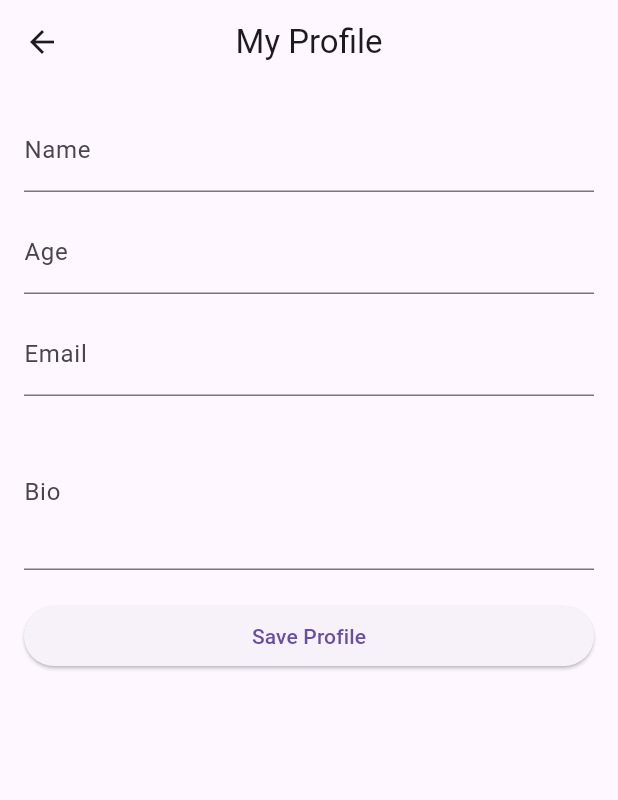
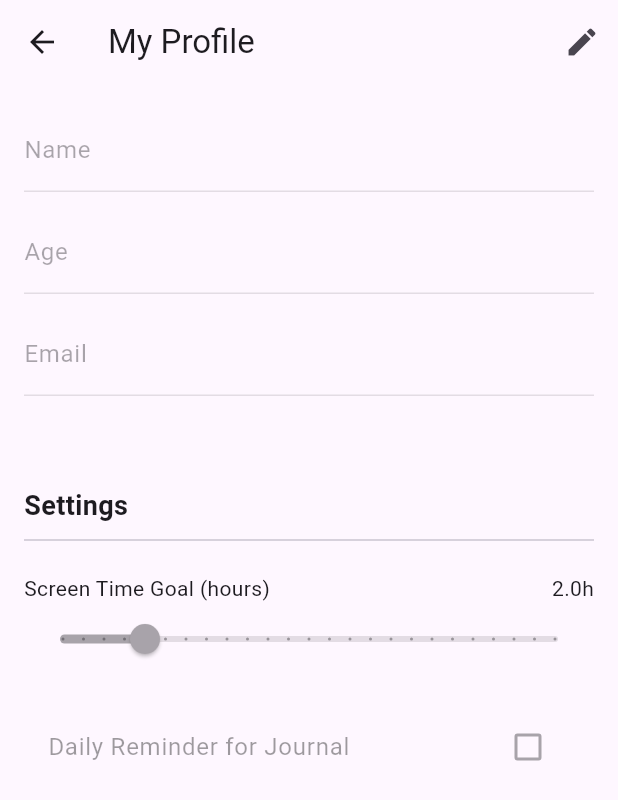
Before and after one commit to lalitshankarch/serene, a Flutter app: the ProfileScreen screen opened directly, on a phone screen of 412 x 824 dp. Shown: the top 800 px of the screen. Run offline on Flutter 3.47's test engine with Material 3 defaults, Android fonts, the phone set to English and light mode, and no system bars; our stand-ins replace flutter_local_notifications, flutter_svg, hive, hive_flutter, permission_handler, timezone; missing offline and left inert: sentiment_dart, usage_stats; accounts and stored records are empty.

Commit message:
profile page

```diff
--- a/lib/main.dart
+++ b/lib/main.dart
@@ -2,7 +2,6 @@ import 'package:flutter/material.dart';
 import 'package:hive_flutter/hive_flutter.dart';
 import 'package:timezone/data/latest_all.dart' as tz;
 import 'package:usage_stats/usage_stats.dart';
-
 import 'src/journal/journal_model.dart';
 import 'src/journal/journal_screen.dart';
 import 'src/journal/journal_service.dart';
@@ -14,6 +13,9 @@ import 'util/data_list.dart';
 import 'widgets/category_list.dart';
 import 'widgets/goal_widget.dart';
 import 'widgets/total_time_card.dart';
+import 'src/settings/settings_model.dart';
+import 'src/settings/settings_service.dart';
+
 
 Future<void> main() async {
   WidgetsFlutterBinding.ensureInitialized();
@@ -30,6 +32,11 @@ Future<void> main() async {
     Hive.registerAdapter(ProfileAdapter());
   }
 
+  if (!Hive.isAdapterRegistered(2)) {
+    Hive.registerAdapter(SettingsAdapter());
+  }
+
+  await SettingsService.init();
   // Init services
   await JournalService.init();
   await ProfileService.init();
--- a/lib/src/profile/profile_screen.dart
+++ b/lib/src/profile/profile_screen.dart
@@ -2,6 +2,8 @@ import 'package:flutter/material.dart';
 import 'package:hive/hive.dart';
 import 'package:hive_flutter/hive_flutter.dart';
 import '../profile/profile_model.dart';
+import '../settings/settings_model.dart';
+import '../settings/settings_service.dart';
 
 class ProfileScreen extends StatefulWidget {
   const ProfileScreen({Key? key}) : super(key: key);
@@ -15,14 +17,22 @@ class _ProfileScreenState extends State<ProfileScreen> {
   final _nameController = TextEditingController();
   final _ageController = TextEditingController();
   final _emailController = TextEditingController();
-  final _bioController = TextEditingController();
+
+  bool _isEditing = false;
+
+  // Settings
+  double _screenTimeGoal = 2; // default 2 hours
+  bool _dailyReminderEnabled = false;
+  TimeOfDay _reminderTime = const TimeOfDay(hour: 8, minute: 0);
 
   Box<Profile>? _profileBox;
+  Settings? _settings;
 
   @override
   void initState() {
     super.initState();
     _loadProfile();
+    _loadSettings();
   }
 
   Future<void> _loadProfile() async {
@@ -33,7 +43,6 @@ class _ProfileScreenState extends State<ProfileScreen> {
         _nameController.text = profile.name;
         _ageController.text = profile.age.toString();
         _emailController.text = profile.email;
-        _bioController.text = profile.bio ?? '';
       }
     }
     setState(() {});
@@ -45,7 +54,6 @@ class _ProfileScreenState extends State<ProfileScreen> {
         name: _nameController.text.trim(),
         age: int.tryParse(_ageController.text.trim()) ?? 0,
         email: _emailController.text.trim(),
-        bio: _bioController.text.trim(),
       );
 
       if (_profileBox!.isEmpty) {
@@ -54,9 +62,49 @@ class _ProfileScreenState extends State<ProfileScreen> {
         await _profileBox!.putAt(0, profile);
       }
 
+      setState(() => _isEditing = false);
+
       ScaffoldMessenger.of(context).showSnackBar(
         const SnackBar(content: Text("Profile saved successfully")),
       );
+    }
+  }
+
+  Future<void> _loadSettings() async {
+    _settings = SettingsService.getSettings();
+    setState(() {
+      _screenTimeGoal = _settings!.screenTimeGoal;
+      _dailyReminderEnabled = _settings!.dailyReminderEnabled;
+      _reminderTime = TimeOfDay(
+        hour: _settings!.reminderHour,
+        minute: _settings!.reminderMinute,
+      );
+    });
+  }
+
+  Future<void> _saveSettings() async {
+    if (_settings != null) {
+      _settings!
+        ..screenTimeGoal = _screenTimeGoal
+        ..dailyReminderEnabled = _dailyReminderEnabled
+        ..reminderHour = _reminderTime.hour
+        ..reminderMinute = _reminderTime.minute;
+
+      await SettingsService.saveSettings(_settings!);
+
+      ScaffoldMessenger.of(context).showSnackBar(
+        const SnackBar(content: Text("Settings saved successfully")),
+      );
+    }
+  }
+
+  Future<void> _pickReminderTime() async {
+    final TimeOfDay? picked = await showTimePicker(
+      context: context,
+      initialTime: _reminderTime,
+    );
+    if (picked != null) {
+      setState(() => _reminderTime = picked);
     }
   }
 
@@ -65,17 +113,28 @@ class _ProfileScreenState extends State<ProfileScreen> {
     return Scaffold(
       appBar: AppBar(
         title: const Text("My Profile"),
-        centerTitle: true,
+        actions: [
+          IconButton(
+            icon: Icon(_isEditing ? Icons.close : Icons.edit),
+            onPressed: () {
+              setState(() => _isEditing = !_isEditing);
+            },
+          )
+        ],
       ),
       body: Padding(
         padding: const EdgeInsets.all(16.0),
-        child: Form(
+        child: ListView(
+          children: [
+            // Profile Form
+            Form(
               key: _formKey,
-          child: ListView(
+              child: Column(
                 children: [
                   TextFormField(
                     controller: _nameController,
                     decoration: const InputDecoration(labelText: "Name"),
+                    enabled: _isEditing,
                     validator: (val) =>
                         val == null || val.isEmpty ? "Enter your name" : null,
                   ),
@@ -84,6 +143,7 @@ class _ProfileScreenState extends State<ProfileScreen> {
                     controller: _ageController,
                     keyboardType: TextInputType.number,
                     decoration: const InputDecoration(labelText: "Age"),
+                    enabled: _isEditing,
                     validator: (val) =>
                         val == null || val.isEmpty ? "Enter your age" : null,
                   ),
@@ -92,16 +152,12 @@ class _ProfileScreenState extends State<ProfileScreen> {
                     controller: _emailController,
                     keyboardType: TextInputType.emailAddress,
                     decoration: const InputDecoration(labelText: "Email"),
+                    enabled: _isEditing,
                     validator: (val) =>
                         val == null || val.isEmpty ? "Enter your email" : null,
                   ),
-              const SizedBox(height: 12),
-              TextFormField(
-                controller: _bioController,
-                decoration: const InputDecoration(labelText: "Bio"),
-                maxLines: 3,
-              ),
                   const SizedBox(height: 20),
+                  if (_isEditing)
                     ElevatedButton(
                       onPressed: _saveProfile,
                       child: const Text("Save Profile"),
@@ -109,6 +165,62 @@ class _ProfileScreenState extends State<ProfileScreen> {
                 ],
               ),
             ),
+
+            const SizedBox(height: 40),
+            // Settings Section
+            const Text(
+              "Settings",
+              style: TextStyle(fontSize: 18, fontWeight: FontWeight.bold),
+            ),
+            const Divider(height: 20, thickness: 1),
+            const SizedBox(height: 12),
+            // Screen Time Goal
+            Row(
+              mainAxisAlignment: MainAxisAlignment.spaceBetween,
+              children: [
+                const Text("Screen Time Goal (hours)"),
+                Text("${_screenTimeGoal.toStringAsFixed(1)}h"),
+              ],
+            ),
+            Slider(
+              value: _screenTimeGoal,
+              min: 0,
+              max: 12,
+              divisions: 24,
+              label: "${_screenTimeGoal.toStringAsFixed(1)}h",
+              onChanged: _isEditing
+                  ? (val) {
+                      setState(() => _screenTimeGoal = val);
+                    }
+                  : null,
+            ),
+            const SizedBox(height: 20),
+            // Daily Reminder
+            CheckboxListTile(
+              title: const Text("Daily Reminder for Journal"),
+              value: _dailyReminderEnabled,
+              onChanged: _isEditing
+                  ? (val) {
+                      setState(() => _dailyReminderEnabled = val ?? false);
+                    }
+                  : null,
+            ),
+            if (_dailyReminderEnabled)
+              ListTile(
+                title: const Text("Reminder Time"),
+                subtitle: Text(_reminderTime.format(context)),
+                trailing: const Icon(Icons.access_time),
+                onTap: _isEditing ? _pickReminderTime : null,
+              ),
+            if (_isEditing)
+              const SizedBox(height: 20),
+            if (_isEditing)
+              ElevatedButton(
+                onPressed: _saveSettings,
+                child: const Text("Save Settings"),
+              ),
+          ],
+        ),
       ),
     );
   }
--- /dev/null
+++ b/lib/src/settings/settings_model.dart
@@ -0,0 +1,25 @@
+import 'package:hive/hive.dart';
+
+part 'settings_model.g.dart'; // Hive will generate this
+
+@HiveType(typeId: 2) // unique typeId
+class Settings extends HiveObject {
+  @HiveField(0)
+  double screenTimeGoal;
+
+  @HiveField(1)
+  bool dailyReminderEnabled;
+
+  @HiveField(2)
+  int reminderHour;
+
+  @HiveField(3)
+  int reminderMinute;
+
+  Settings({
+    required this.screenTimeGoal,
+    required this.dailyReminderEnabled,
+    required this.reminderHour,
+    required this.reminderMinute,
+  });
+}
--- /dev/null
+++ b/lib/src/settings/settings_service.dart
@@ -0,0 +1,26 @@
+import 'package:hive/hive.dart';
+import 'settings_model.dart';
+
+class SettingsService {
+  static late Box<Settings> _box;
+
+  static Future<void> init() async {
+    _box = await Hive.openBox<Settings>('settingsBox');
+    if (_box.isEmpty) {
+      await _box.add(Settings(
+        screenTimeGoal: 2,
+        dailyReminderEnabled: false,
+        reminderHour: 8,
+        reminderMinute: 0,
+      ));
+    }
+  }
+
+  static Settings getSettings() {
+    return _box.getAt(0)!;
+  }
+
+  static Future<void> saveSettings(Settings settings) async {
+    await _box.putAt(0, settings);
+  }
+}
```
Also changed, not shown: lib/src/settings/settings_model.g.dart (added). Lines whose indentation alone changed are shown as unchanged.
